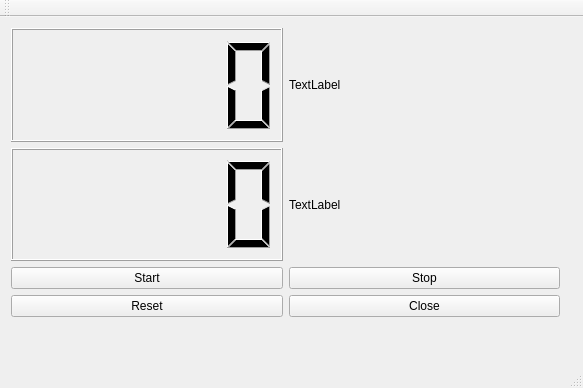
Old version of the form student/11/timer/mainwindow.ui in the repository vesalukkarila/school-project-comp.cs.110.
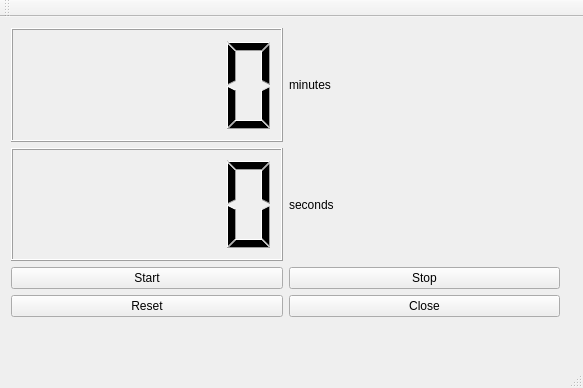
New version of the form.

Commit message: Ei pyöri, harjoitustehtävän mukaan tehty

```diff
--- a/student/11/timer/mainwindow.ui
+++ b/student/11/timer/mainwindow.ui
@@ -61,14 +61,14 @@
      <item row="0" column="1">
       <widget class="QLabel" name="label">
        <property name="text">
-        <string>TextLabel</string>
+        <string>minutes</string>
        </property>
       </widget>
      </item>
      <item row="1" column="1">
       <widget class="QLabel" name="label_2">
        <property name="text">
-        <string>TextLabel</string>
+        <string>seconds</string>
        </property>
       </widget>
      </item>
```
The commit also changes 2 other files.
